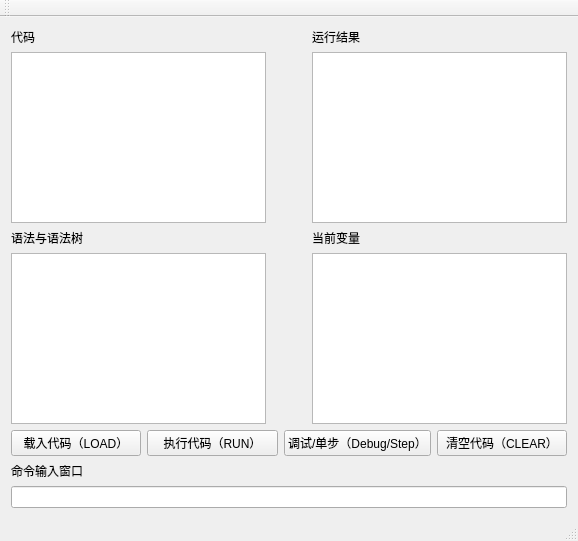
First picture: the form in mainwindow.ui, repository Zhou-Yuhong/MiniBasic, before the edit.
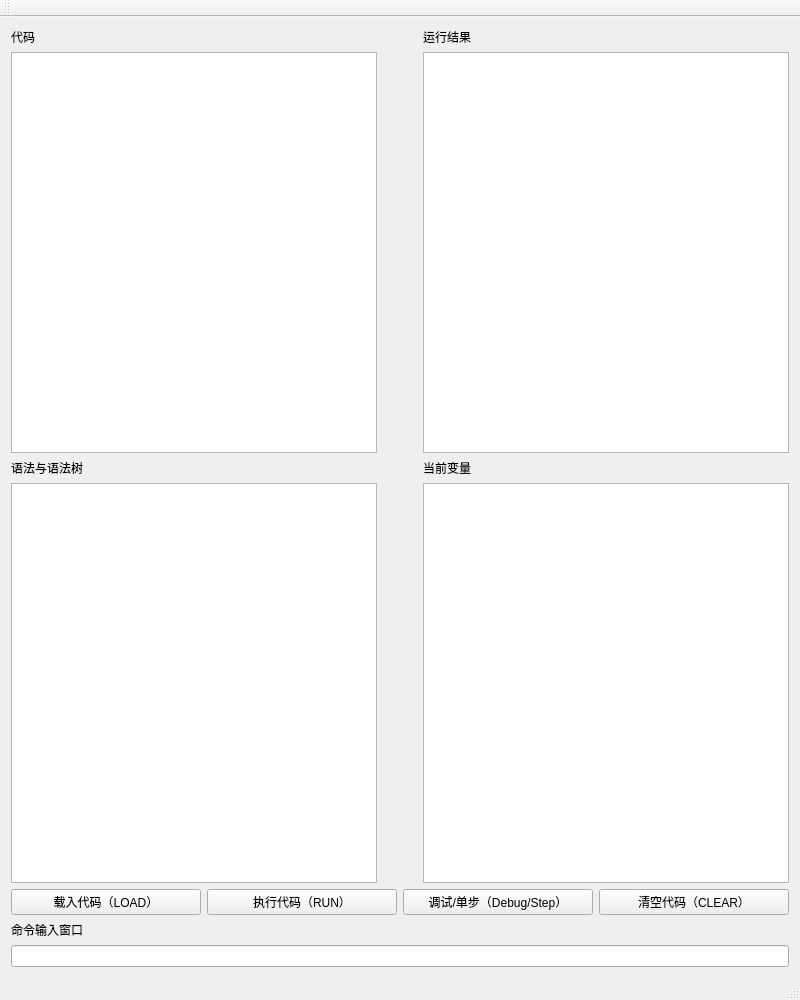
Second picture: the form after the edit.

Diff of the .ui file:
```diff
--- a/mainwindow.ui
+++ b/mainwindow.ui
@@ -6,8 +6,8 @@
    <rect>
     <x>0</x>
     <y>0</y>
-    <width>578</width>
-    <height>541</height>
+    <width>800</width>
+    <height>1000</height>
    </rect>
   </property>
   <property name="windowTitle">
```
Left out of the diff: 4 changed lines with no effect on the pictures.
